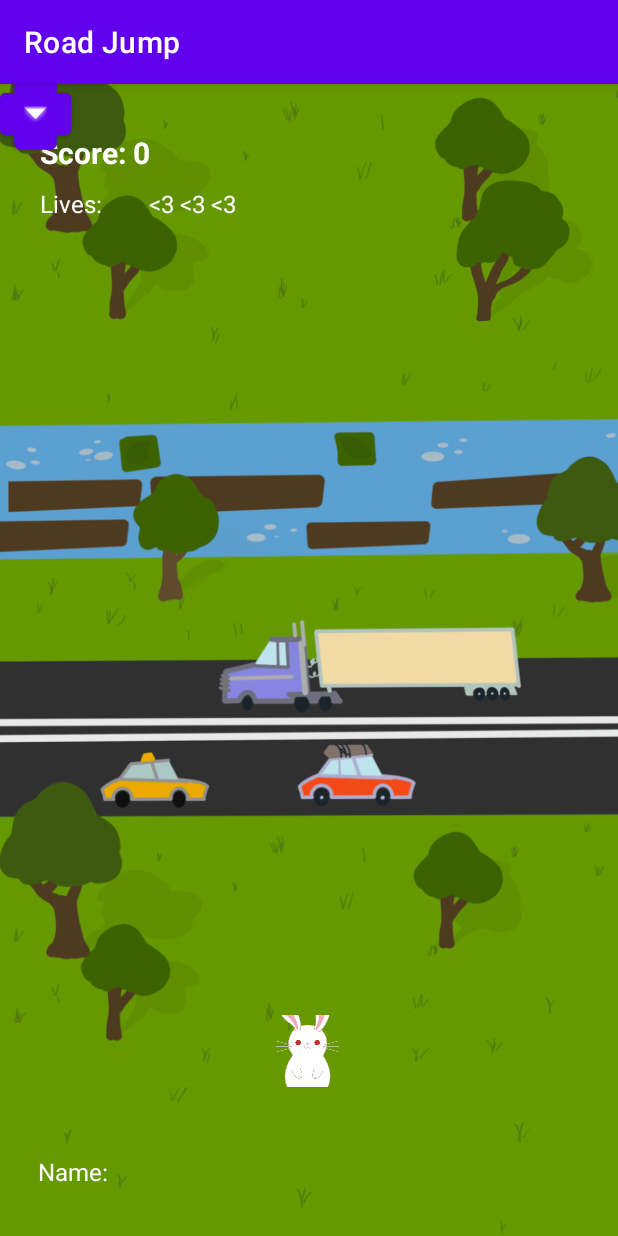
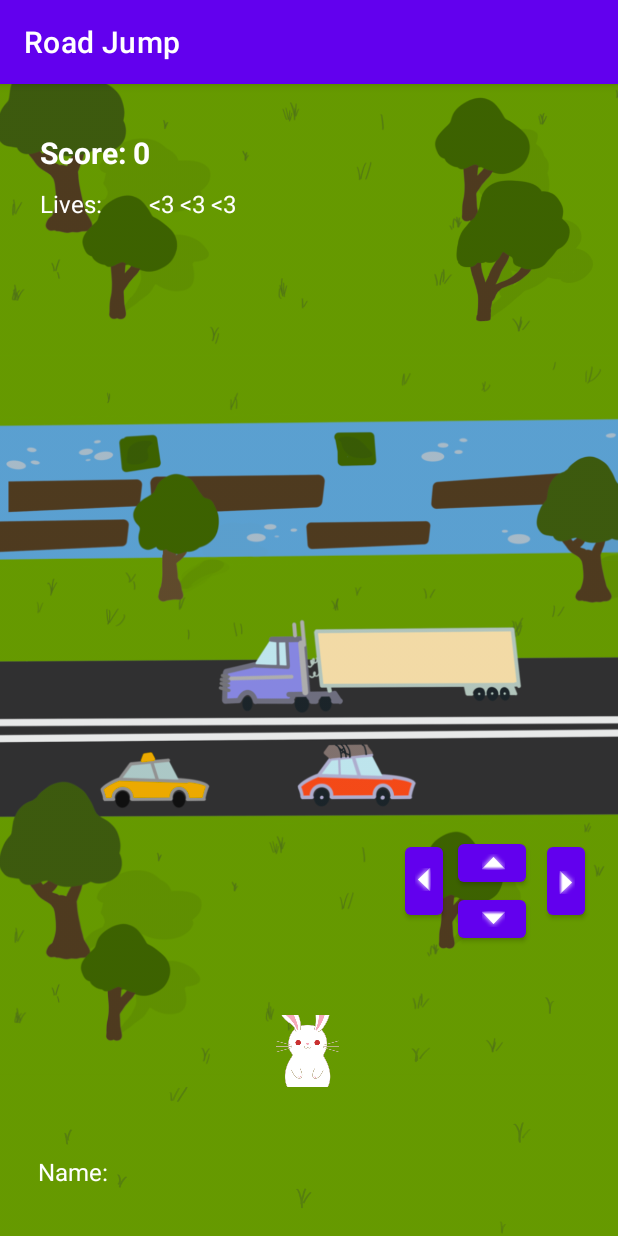
Before and after one commit to harshithlanka3/O-Waiter, an Android app: the GameActivity screen opened directly, with no data from a screen before it, on a phone screen of 412 x 824 dp. Run offline under Robolectric (Android 15) with nearby library versions, the phone set to English and light mode, and no system bars; Roboto replaces fonts that are not available here; 1 statement that could not run was skipped.

Commit message:
code for buttons and fixed button issue

```diff
--- a/app/src/main/java/com/example/roadjump/GameActivity.java
+++ b/app/src/main/java/com/example/roadjump/GameActivity.java
@@ -5,6 +5,8 @@ import androidx.appcompat.app.AppCompatActivity;
 import android.graphics.drawable.AnimationDrawable;
 import android.os.Bundle;
 import android.content.Intent;
+import android.view.View;
+import android.widget.Button;
 import android.widget.ImageView;
 import android.widget.TextView;
 import android.animation.ObjectAnimator;
@@ -13,6 +15,14 @@ import com.example.roadjump.game_classes.Player;
 
 
 public class GameActivity extends AppCompatActivity {
+
+    private Button upBtn;
+
+    private Button downBtn;
+
+    private Button leftBtn;
+
+    private Button rightBtn;
 
     protected void onCreate(Bundle savedInstanceState) {
         super.onCreate(savedInstanceState);
@@ -59,7 +69,47 @@ public class GameActivity extends AppCompatActivity {
 
         userText.setText(inputUsername);
 
-        //making the character move
+        //making the character move buttons establishment
 
+        // registering button
+        upBtn = findViewById(R.id.upBtn);
+
+        //handling the start button
+        upBtn.setOnClickListener(new View.OnClickListener() {
+            @Override
+            public void onClick(View view) {
+
+            }
+        });
+
+        downBtn = findViewById(R.id.downBtn);
+
+        //handling the start button
+        downBtn.setOnClickListener(new View.OnClickListener() {
+            @Override
+            public void onClick(View view) {
+
+            }
+        });
+
+        leftBtn = findViewById(R.id.leftBtn);
+
+        //handling the start button
+        leftBtn.setOnClickListener(new View.OnClickListener() {
+            @Override
+            public void onClick(View view) {
+
+            }
+        });
+
+        rightBtn = findViewById(R.id.rightBtn);
+
+        //handling the start button
+        rightBtn.setOnClickListener(new View.OnClickListener() {
+            @Override
+            public void onClick(View view) {
+
+            }
+        });
     }
 }
--- a/app/src/main/res/layout/gameplay.xml
+++ b/app/src/main/res/layout/gameplay.xml
@@ -16,7 +16,7 @@
         app:layout_constraintHorizontal_bias="0.0"
         app:layout_constraintStart_toStartOf="parent"
         app:layout_constraintTop_toTopOf="parent"
-        app:layout_constraintVertical_bias="0.0"
+        app:layout_constraintVertical_bias="1.0"
         app:srcCompat="@drawable/gameplays1background" />
 
     <TextView
@@ -106,42 +106,48 @@
         app:srcCompat="@drawable/pepe" />
 
     <Button
-        android:id="@+id/upButton"
-        android:layout_width="47dp"
-        android:layout_height="40dp"
+        android:id="@+id/upBtn"
+        android:layout_width="45dp"
+        android:layout_height="37dp"
+        android:layout_marginEnd="4dp"
         android:text="Button"
         app:icon="@android:drawable/arrow_up_float"
-        tools:layout_editor_absoluteX="303dp"
-        tools:layout_editor_absoluteY="569dp" />
+        app:layout_constraintBottom_toTopOf="@+id/downBtn"
+        app:layout_constraintEnd_toStartOf="@+id/rightBtn" />
 
     <Button
-        android:id="@+id/rightButton"
-        android:layout_width="47dp"
-        android:layout_height="40dp"
+        android:id="@+id/leftBtn"
+        android:layout_width="45dp"
+        android:layout_height="37dp"
+        android:layout_marginBottom="-550dp"
+        android:rotation="-90"
+        android:text="Button"
+        app:icon="@android:drawable/arrow_up_float"
+        app:layout_constraintBottom_toTopOf="@+id/backgroundImg"
+        app:layout_constraintEnd_toStartOf="@+id/upBtn" />
+
+    <Button
+        android:id="@+id/rightBtn"
+        android:layout_width="45dp"
+        android:layout_height="37dp"
+        android:layout_marginEnd="-400dp"
+        android:layout_marginBottom="-550dp"
         android:rotation="90"
         android:text="Button"
         app:icon="@android:drawable/arrow_up_float"
-        tools:layout_editor_absoluteX="350dp"
-        tools:layout_editor_absoluteY="589dp" />
+        app:layout_constraintBottom_toTopOf="@+id/backgroundImg"
+        app:layout_constraintEnd_toStartOf="@+id/backgroundImg" />
 
     <Button
-        android:id="@+id/leftButton"
-        android:layout_width="47dp"
-        android:layout_height="40dp"
-        android:rotation="-90"
-        android:text="Button"
-        app:icon="@android:drawable/arrow_up_float"
-        tools:layout_editor_absoluteX="256dp"
-        tools:layout_editor_absoluteY="589dp" />
-
-    <Button
-        android:id="@+id/downButton"
-        android:layout_width="47dp"
-        android:layout_height="40dp"
+        android:id="@+id/downBtn"
+        android:layout_width="45dp"
+        android:layout_height="37dp"
+        android:layout_marginEnd="4dp"
+        android:layout_marginBottom="-575dp"
         android:text="Button"
         app:icon="@android:drawable/arrow_down_float"
-        tools:layout_editor_absoluteX="303dp"
-        tools:layout_editor_absoluteY="609dp" />
+        app:layout_constraintBottom_toTopOf="@+id/backgroundImg"
+        app:layout_constraintEnd_toStartOf="@+id/rightBtn" />
 
     <!--UPDATE!-->
 
```
